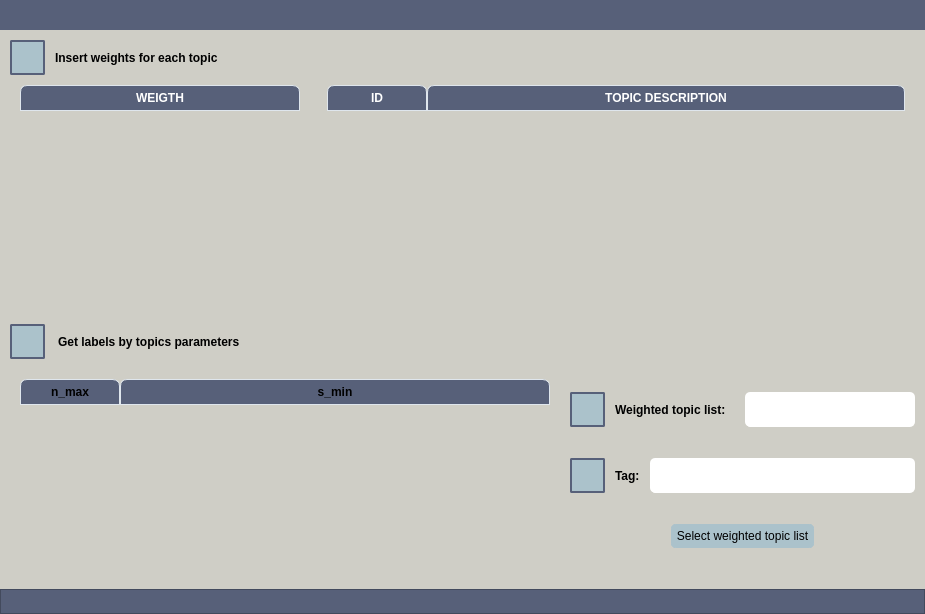
Before: the Qt Designer form UIs/get_labels_by_topics.ui in IntelCompH2020/domain_classification, drawn with Qt 5.
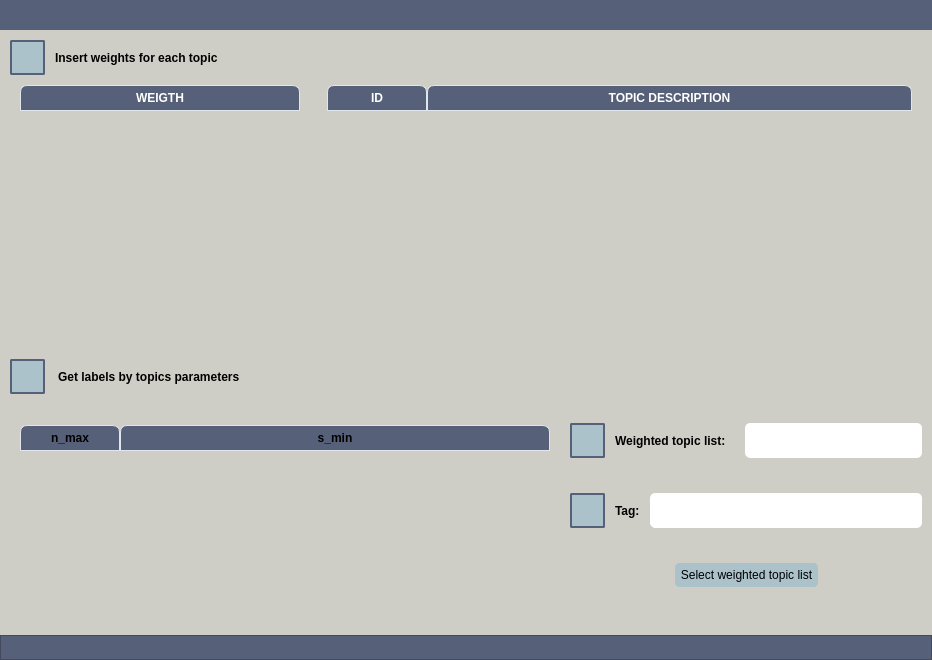
After: the same form once the commit is applied.

Commit message: GUi adapted to changes in main.

Diff of the .ui file:
```diff
--- a/UIs/get_labels_by_topics.ui
+++ b/UIs/get_labels_by_topics.ui
@@ -6,8 +6,8 @@
    <rect>
     <x>0</x>
     <y>0</y>
-    <width>925</width>
-    <height>614</height>
+    <width>932</width>
+    <height>660</height>
    </rect>
   </property>
   <property name="windowTitle">
```
The commit also changes 5 other files.
